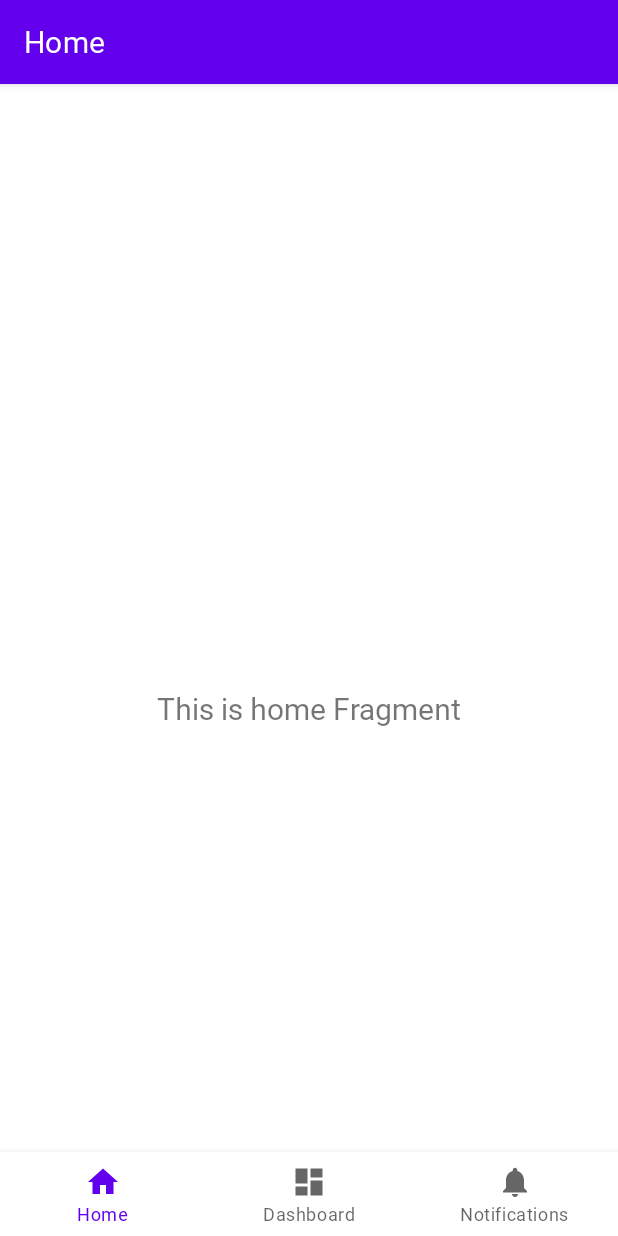
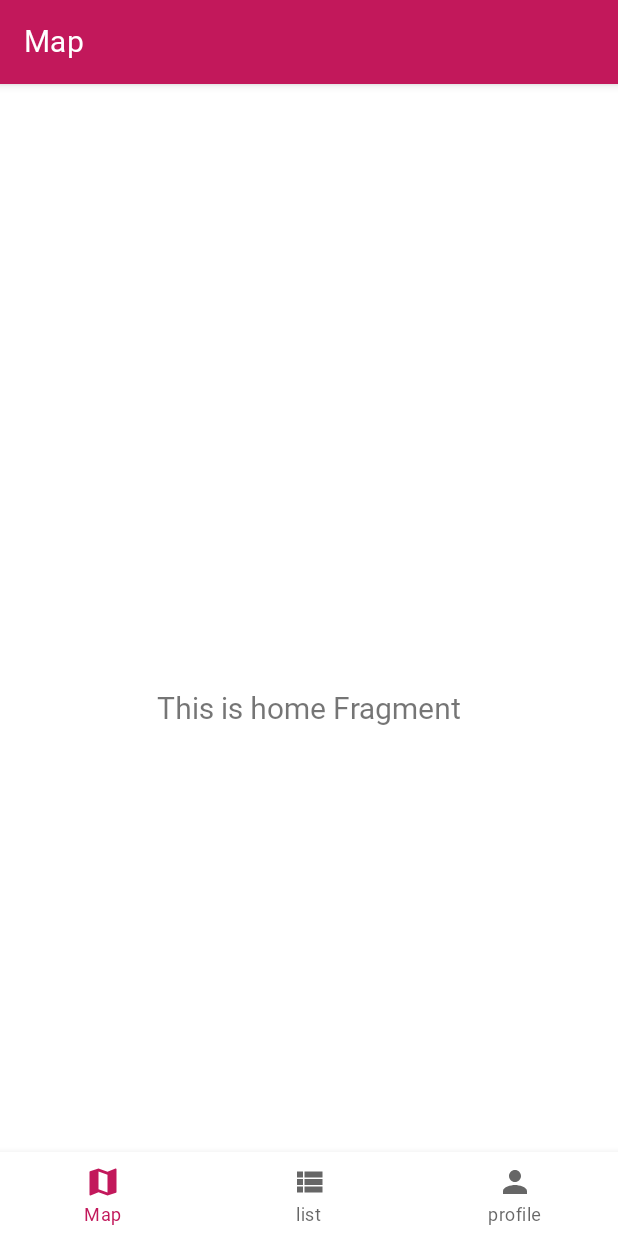
Before and after one commit to Kimsohyun93/findpcroom, an Android app: the screen it shows after launch (MainActivity), on a phone screen of 412 x 824 dp. Run offline under Robolectric (Android 15) with nearby library versions, the phone set to English and light mode, and no system bars; our stand-ins replace navigation-ui.

Commit message:
feature(SplashActivity): main icon change

```diff
--- a/app/src/main/AndroidManifest.xml
+++ b/app/src/main/AndroidManifest.xml
@@ -9,15 +9,18 @@
         android:roundIcon="@mipmap/ic_launcher_round"
         android:supportsRtl="true"
         android:theme="@style/Theme.Findpcroom">
-        <activity
-            android:name=".MainActivity"
-            android:label="@string/app_name">
+        <activity android:name=".SplashActivity">
             <intent-filter>
                 <action android:name="android.intent.action.MAIN" />
 
                 <category android:name="android.intent.category.LAUNCHER" />
             </intent-filter>
         </activity>
+        <activity
+            android:name=".MainActivity"
+            android:label="@string/app_name">
+
+        </activity>
     </application>
 
 </manifest>
--- a/app/src/main/java/com/example/findpcroom/MainActivity.kt
+++ b/app/src/main/java/com/example/findpcroom/MainActivity.kt
@@ -19,7 +19,7 @@ class MainActivity : AppCompatActivity() {
         // Passing each menu ID as a set of Ids because each
         // menu should be considered as top level destinations.
         val appBarConfiguration = AppBarConfiguration(setOf(
-                R.id.navigation_home, R.id.navigation_dashboard, R.id.navigation_notifications))
+                R.id.navigation_map, R.id.navigation_list, R.id.navigation_profile))
         setupActionBarWithNavController(navController, appBarConfiguration)
         navView.setupWithNavController(navController)
     }
--- /dev/null
+++ b/app/src/main/java/com/example/findpcroom/SplashActivity.kt
@@ -0,0 +1,39 @@
+package com.example.findpcroom
+
+import android.content.Intent
+import androidx.appcompat.app.AppCompatActivity
+import android.os.Bundle
+import android.os.CountDownTimer
+import android.util.Log
+
+class SplashActivity : AppCompatActivity() {
+    override fun onCreate(savedInstanceState: Bundle?) {
+        super.onCreate(savedInstanceState)
+        setContentView(R.layout.activity_splash)
+        supportActionBar?.hide()
+
+        goMain()
+    }
+
+    private fun goMain() {
+        var count = 0
+        val countDownTimer = object : CountDownTimer(3000L, 500L){
+            override fun onFinish() {
+                val intent = Intent(this@SplashActivity, MainActivity::class.java)
+                startActivity(intent)
+                finish()
+
+            }
+
+            override fun onTick(millisUntilFinished: Long) {
+                Log.e("count" ,"${count++}")
+                if(count>3){
+                    cancel()
+                    onFinish()
+                }
+
+            }
+
+        }.start()
+    }
+}
--- /dev/null
+++ b/app/src/main/res/drawable/ic_baseline_map_24.xml
@@ -0,0 +1,10 @@
+<vector xmlns:android="http://schemas.android.com/apk/res/android"
+    android:width="24dp"
+    android:height="24dp"
+    android:viewportWidth="24"
+    android:viewportHeight="24"
+    android:tint="?attr/colorControlNormal">
+  <path
+      android:fillColor="@android:color/white"
+      android:pathData="M20.5,3l-0.16,0.03L15,5.1 9,3 3.36,4.9c-0.21,0.07 -0.36,0.25 -0.36,0.48V20.5c0,0.28 0.22,0.5 0.5,0.5l0.16,-0.03L9,18.9l6,2.1 5.64,-1.9c0.21,-0.07 0.36,-0.25 0.36,-0.48V3.5c0,-0.28 -0.22,-0.5 -0.5,-0.5zM15,19l-6,-2.11V5l6,2.11V19z"/>
+</vector>
--- /dev/null
+++ b/app/src/main/res/drawable/ic_baseline_person_24.xml
@@ -0,0 +1,10 @@
+<vector xmlns:android="http://schemas.android.com/apk/res/android"
+    android:width="24dp"
+    android:height="24dp"
+    android:viewportWidth="24"
+    android:viewportHeight="24"
+    android:tint="?attr/colorControlNormal">
+  <path
+      android:fillColor="@android:color/white"
+      android:pathData="M12,12c2.21,0 4,-1.79 4,-4s-1.79,-4 -4,-4 -4,1.79 -4,4 1.79,4 4,4zM12,14c-2.67,0 -8,1.34 -8,4v2h16v-2c0,-2.66 -5.33,-4 -8,-4z"/>
+</vector>
--- /dev/null
+++ b/app/src/main/res/drawable/ic_baseline_view_list_24.xml
@@ -0,0 +1,10 @@
+<vector xmlns:android="http://schemas.android.com/apk/res/android"
+    android:width="24dp"
+    android:height="24dp"
+    android:viewportWidth="24"
+    android:viewportHeight="24"
+    android:tint="?attr/colorControlNormal">
+  <path
+      android:fillColor="@android:color/white"
+      android:pathData="M4,14h4v-4L4,10v4zM4,19h4v-4L4,15v4zM4,9h4L8,5L4,5v4zM9,14h12v-4L9,10v4zM9,19h12v-4L9,15v4zM9,5v4h12L21,5L9,5z"/>
+</vector>
--- /dev/null
+++ b/app/src/main/res/layout/activity_splash.xml
@@ -0,0 +1,23 @@
+<?xml version="1.0" encoding="utf-8"?>
+<androidx.constraintlayout.widget.ConstraintLayout xmlns:android="http://schemas.android.com/apk/res/android"
+    xmlns:app="http://schemas.android.com/apk/res-auto"
+    xmlns:tools="http://schemas.android.com/tools"
+    android:layout_width="match_parent"
+    android:layout_height="match_parent"
+    tools:context=".SplashActivity"
+    android:background="@color/color_primary">
+    <TextView
+        android:layout_width="wrap_content"
+        android:layout_height="wrap_content"
+        android:textStyle="italic"
+        android:textSize="40sp"
+        android:textColor="#000000"
+        android:lineSpacingExtra="0sp"
+        android:gravity="center_horizontal"
+        app:layout_constraintTop_toTopOf="parent"
+        app:layout_constraintBottom_toBottomOf="parent"
+        app:layout_constraintLeft_toLeftOf="parent"
+        app:layout_constraintRight_toRightOf="parent"
+        android:text="피시방을\n찾아라"
+        />
+</androidx.constraintlayout.widget.ConstraintLayout>
--- a/app/src/main/res/menu/bottom_nav_menu.xml
+++ b/app/src/main/res/menu/bottom_nav_menu.xml
@@ -2,18 +2,18 @@
 <menu xmlns:android="http://schemas.android.com/apk/res/android">
 
     <item
-        android:id="@+id/navigation_home"
-        android:icon="@drawable/ic_home_black_24dp"
-        android:title="@string/title_home" />
+        android:id="@+id/navigation_map"
+        android:icon="@drawable/ic_baseline_map_24"
+        android:title="@string/title_map" />
 
     <item
-        android:id="@+id/navigation_dashboard"
-        android:icon="@drawable/ic_dashboard_black_24dp"
-        android:title="@string/title_dashboard" />
+        android:id="@+id/navigation_list"
+        android:icon="@drawable/ic_baseline_view_list_24"
+        android:title="@string/title_list" />
 
     <item
-        android:id="@+id/navigation_notifications"
-        android:icon="@drawable/ic_notifications_black_24dp"
-        android:title="@string/title_notifications" />
+        android:id="@+id/navigation_profile"
+        android:icon="@drawable/ic_baseline_person_24"
+        android:title="@string/title_profile" />
 
 </menu>
--- a/app/src/main/res/navigation/mobile_navigation.xml
+++ b/app/src/main/res/navigation/mobile_navigation.xml
@@ -3,23 +3,23 @@
     xmlns:app="http://schemas.android.com/apk/res-auto"
     xmlns:tools="http://schemas.android.com/tools"
     android:id="@+id/mobile_navigation"
-    app:startDestination="@+id/navigation_home">
+    app:startDestination="@+id/navigation_map">
 
     <fragment
-        android:id="@+id/navigation_home"
+        android:id="@+id/navigation_map"
         android:name="com.example.findpcroom.ui.home.HomeFragment"
-        android:label="@string/title_home"
+        android:label="@string/title_map"
         tools:layout="@layout/fragment_home" />
 
     <fragment
-        android:id="@+id/navigation_dashboard"
+        android:id="@+id/navigation_list"
         android:name="com.example.findpcroom.ui.dashboard.DashboardFragment"
-        android:label="@string/title_dashboard"
+        android:label="@string/title_list"
         tools:layout="@layout/fragment_dashboard" />
 
     <fragment
-        android:id="@+id/navigation_notifications"
+        android:id="@+id/navigation_profile"
         android:name="com.example.findpcroom.ui.notifications.NotificationsFragment"
-        android:label="@string/title_notifications"
+        android:label="@string/title_profile"
         tools:layout="@layout/fragment_notifications" />
 </navigation>
--- a/app/src/main/res/values-night/themes.xml
+++ b/app/src/main/res/values-night/themes.xml
@@ -2,8 +2,8 @@
     <!-- Base application theme. -->
     <style name="Theme.Findpcroom" parent="Theme.MaterialComponents.DayNight.DarkActionBar">
         <!-- Primary brand color. -->
-        <item name="colorPrimary">@color/purple_200</item>
-        <item name="colorPrimaryVariant">@color/purple_700</item>
+        <item name="colorPrimary">@color/color_primary</item>
+        <item name="colorPrimaryVariant">@color/color_primary_dark</item>
         <item name="colorOnPrimary">@color/black</item>
         <!-- Secondary brand color. -->
         <item name="colorSecondary">@color/teal_200</item>
--- a/app/src/main/res/values/colors.xml
+++ b/app/src/main/res/values/colors.xml
@@ -7,4 +7,15 @@
     <color name="teal_700">#FF018786</color>
     <color name="black">#FF000000</color>
     <color name="white">#FFFFFFFF</color>
+
+    <color name="color_gray">#aaaaaa</color>
+    <color name="color_text_dark_gray">#454545</color>
+    <color name="color_light_gray">#d0d0d0</color>
+    <color name="color_medium_gray">#888888</color>
+    <color name="color_primary_dark">#880e4f</color>
+    <color name="color_accent">#4db6ac</color>
+    <color name="color_secondary">#536dfe</color>
+    <color name="greyish_brown">#474747</color>
+    <color name="color_primary">#c2185b</color>
+    <color name="color_warm_gray_9f9f9f">#9f9f9f</color>
 </resources>
--- a/app/src/main/res/values/strings.xml
+++ b/app/src/main/res/values/strings.xml
@@ -1,6 +1,6 @@
 <resources>
     <string name="app_name">findpcroom</string>
-    <string name="title_home">Home</string>
-    <string name="title_dashboard">Dashboard</string>
-    <string name="title_notifications">Notifications</string>
+    <string name="title_map">Map</string>
+    <string name="title_list">list</string>
+    <string name="title_profile">profile</string>
 </resources>
--- a/app/src/main/res/values/themes.xml
+++ b/app/src/main/res/values/themes.xml
@@ -2,11 +2,11 @@
     <!-- Base application theme. -->
     <style name="Theme.Findpcroom" parent="Theme.MaterialComponents.DayNight.DarkActionBar">
         <!-- Primary brand color. -->
-        <item name="colorPrimary">@color/purple_500</item>
-        <item name="colorPrimaryVariant">@color/purple_700</item>
+        <item name="colorPrimary">@color/color_primary</item>
+        <item name="colorPrimaryVariant">@color/color_primary_dark</item>
         <item name="colorOnPrimary">@color/white</item>
         <!-- Secondary brand color. -->
-        <item name="colorSecondary">@color/teal_200</item>
+        <item name="colorSecondary">@color/color_accent</item>
         <item name="colorSecondaryVariant">@color/teal_700</item>
         <item name="colorOnSecondary">@color/black</item>
         <!-- Status bar color. -->
@@ -17,6 +17,7 @@
 
     <style name = "bmjuaTextView" parent="Widget.AppCompat.TextView">
         <item name="android:fontFamily">@font/bmjua</item>
+        <item name="android:includeFontPadding">false</item>
     </style>
     <style name="meronaTextView" parent="Widget.AppCompat.TextView">
         <item name="android:fontFamily">@font/binggrae_melona</item>
```
